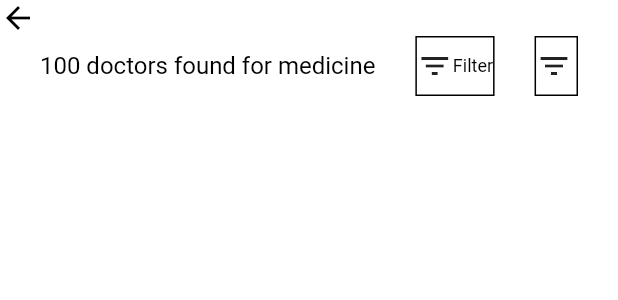
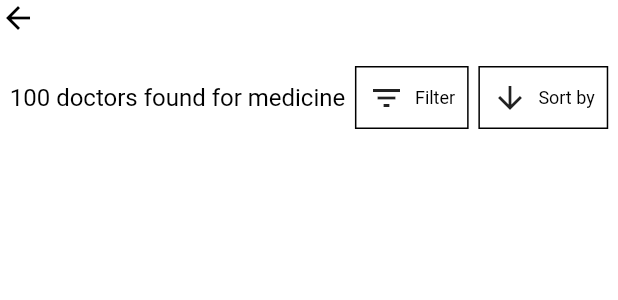
Before and after one commit to abuniaz/e_health_ui, a Flutter app: the DoctorDetails widget shown alone on an empty page, opened directly, on a phone screen of 412 x 824 dp. Shown: the top 300 px of the screen. Run offline on Flutter 3.47's test engine with Material 2 defaults, Android fonts, the phone set to English and light mode, and no system bars.

Commit message:
Update doctors_details.dart

```diff
--- a/lib/Doctors_List/doctors_details.dart
+++ b/lib/Doctors_List/doctors_details.dart
@@ -23,6 +23,7 @@ class DoctorDetails extends StatelessWidget {
                     ),
                   ],
                 ),
+                const SizedBox(height: 20),
                 Row(
                   mainAxisAlignment: MainAxisAlignment.spaceEvenly,
                   children: const [
@@ -33,8 +34,8 @@ class DoctorDetails extends StatelessWidget {
                       title: 'Filter',
                     ),
                     ABoxDecoration(
-                      icon: Icon(Icons.filter_list),
-                      title: ' ',
+                      icon: Icon(Icons.arrow_downward),
+                      title: 'Sort by',
                     ),
                   ],
                 ),
@@ -59,16 +60,20 @@ class ABoxDecoration extends StatelessWidget {
   @override
   Widget build(BuildContext context) {
     return Container(
-      height: 40,
       decoration: BoxDecoration(
         color: Colors.white,
         border: Border.all(width: 1),
       ),
-      child: Row(
-        children: [
-          icon,
-          Text(title, style: const TextStyle(fontSize: 12, color: Colors.black))
-        ],
+      child: Padding(
+        padding: const EdgeInsets.all(8.0),
+        child: Row(
+          children: [
+            icon,
+            const SizedBox(width: 7),
+            Text(title,
+                style: const TextStyle(fontSize: 12, color: Colors.black))
+          ],
+        ),
       ),
     );
   }
```
